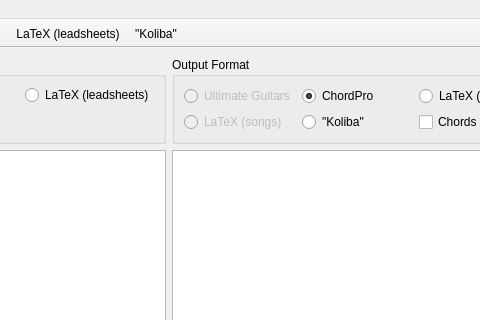
yaretzkee/ChordsConverter, file src/main_window.ui: the form before one commit; both pictures show x 231 to 711 and y 0 to 320 of the 800 by 660 pixel window.
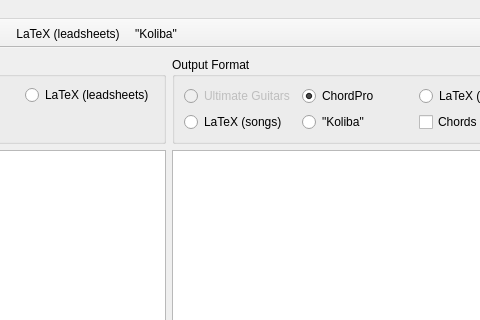
The form after the commit. Icons and pictures are not drawn.

```diff
--- a/src/main_window.ui
+++ b/src/main_window.ui
@@ -171,9 +171,6 @@
        </item>
        <item row="3" column="0">
         <widget class="QRadioButton" name="rb_out_latex_songs">
-         <property name="enabled">
-          <bool>false</bool>
-         </property>
          <property name="text">
           <string>LaTeX (songs)</string>
          </property>
```
